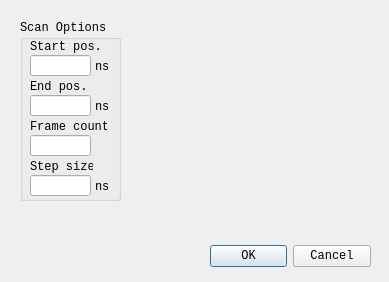
This is settings.ui in yilp7/img_proc_demo as Qt 5 draws it before an edit. The edited form follows.
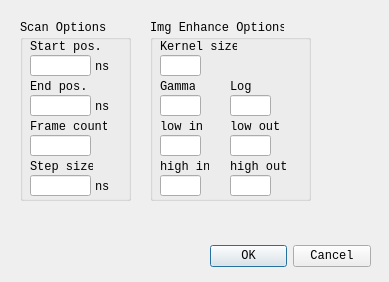
This is the edited form.

```diff
--- a/settings.ui
+++ b/settings.ui
@@ -40,7 +40,7 @@
     <rect>
      <x>20</x>
      <y>20</y>
-     <width>101</width>
+     <width>111</width>
      <height>181</height>
     </rect>
    </property>
@@ -179,6 +179,180 @@
     </property>
    </widget>
   </widget>
+  <widget class="QGroupBox" name="ENHANCE_GROUP">
+   <property name="geometry">
+    <rect>
+     <x>150</x>
+     <y>20</y>
+     <width>161</width>
+     <height>181</height>
+    </rect>
+   </property>
+   <property name="title">
+    <string>Img Enhance Options</string>
+   </property>
+   <widget class="QLineEdit" name="KERNEL_EDIT">
+    <property name="geometry">
+     <rect>
+      <x>10</x>
+      <y>35</y>
+      <width>41</width>
+      <height>21</height>
+     </rect>
+    </property>
+   </widget>
+   <widget class="QLabel" name="KERNEL_SIZE">
+    <property name="geometry">
+     <rect>
+      <x>10</x>
+      <y>20</y>
+      <width>77</width>
+      <height>14</height>
+     </rect>
+    </property>
+    <property name="text">
+     <string>Kernel size</string>
+    </property>
+   </widget>
+   <widget class="QLineEdit" name="LOW_IN_EDIT">
+    <property name="geometry">
+     <rect>
+      <x>10</x>
+      <y>115</y>
+      <width>41</width>
+      <height>21</height>
+     </rect>
+    </property>
+   </widget>
+   <widget class="QLineEdit" name="LOW_OUT_EDIT">
+    <property name="geometry">
+     <rect>
+      <x>80</x>
+      <y>115</y>
+      <width>41</width>
+      <height>21</height>
+     </rect>
+    </property>
+   </widget>
+   <widget class="QLineEdit" name="HIGH_IN_EDIT">
+    <property name="geometry">
+     <rect>
+      <x>10</x>
+      <y>155</y>
+      <width>41</width>
+      <height>21</height>
+     </rect>
+    </property>
+   </widget>
+   <widget class="QLineEdit" name="HIGH_OUT_EDIT">
+    <property name="geometry">
+     <rect>
+      <x>80</x>
+      <y>155</y>
+      <width>41</width>
+      <height>21</height>
+     </rect>
+    </property>
+   </widget>
+   <widget class="QLineEdit" name="GAMMA_EDIT">
+    <property name="geometry">
+     <rect>
+      <x>10</x>
+      <y>75</y>
+      <width>41</width>
+      <height>21</height>
+     </rect>
+    </property>
+   </widget>
+   <widget class="QLabel" name="LOW_IN">
+    <property name="geometry">
+     <rect>
+      <x>10</x>
+      <y>100</y>
+      <width>47</width>
+      <height>13</height>
+     </rect>
+    </property>
+    <property name="text">
+     <string>low in</string>
+    </property>
+   </widget>
+   <widget class="QLabel" name="HIGH_IN">
+    <property name="geometry">
+     <rect>
+      <x>10</x>
+      <y>140</y>
+      <width>49</width>
+      <height>14</height>
+     </rect>
+    </property>
+    <property name="text">
+     <string>high in</string>
+    </property>
+   </widget>
+   <widget class="QLabel" name="LOW_OUT">
+    <property name="geometry">
+     <rect>
+      <x>80</x>
+      <y>100</y>
+      <width>49</width>
+      <height>14</height>
+     </rect>
+    </property>
+    <property name="text">
+     <string>low out</string>
+    </property>
+   </widget>
+   <widget class="QLabel" name="HIGH_OUT">
+    <property name="geometry">
+     <rect>
+      <x>80</x>
+      <y>140</y>
+      <width>56</width>
+      <height>14</height>
+     </rect>
+    </property>
+    <property name="text">
+     <string>high out</string>
+    </property>
+   </widget>
+   <widget class="QLabel" name="GAMMA">
+    <property name="geometry">
+     <rect>
+      <x>10</x>
+      <y>60</y>
+      <width>35</width>
+      <height>14</height>
+     </rect>
+    </property>
+    <property name="text">
+     <string>Gamma</string>
+    </property>
+   </widget>
+   <widget class="QLineEdit" name="LOG_EDIT">
+    <property name="geometry">
+     <rect>
+      <x>80</x>
+      <y>75</y>
+      <width>41</width>
+      <height>21</height>
+     </rect>
+    </property>
+   </widget>
+   <widget class="QLabel" name="LOG">
+    <property name="geometry">
+     <rect>
+      <x>80</x>
+      <y>60</y>
+      <width>21</width>
+      <height>14</height>
+     </rect>
+    </property>
+    <property name="text">
+     <string>Log</string>
+    </property>
+   </widget>
+  </widget>
  </widget>
  <resources/>
  <connections>
```
